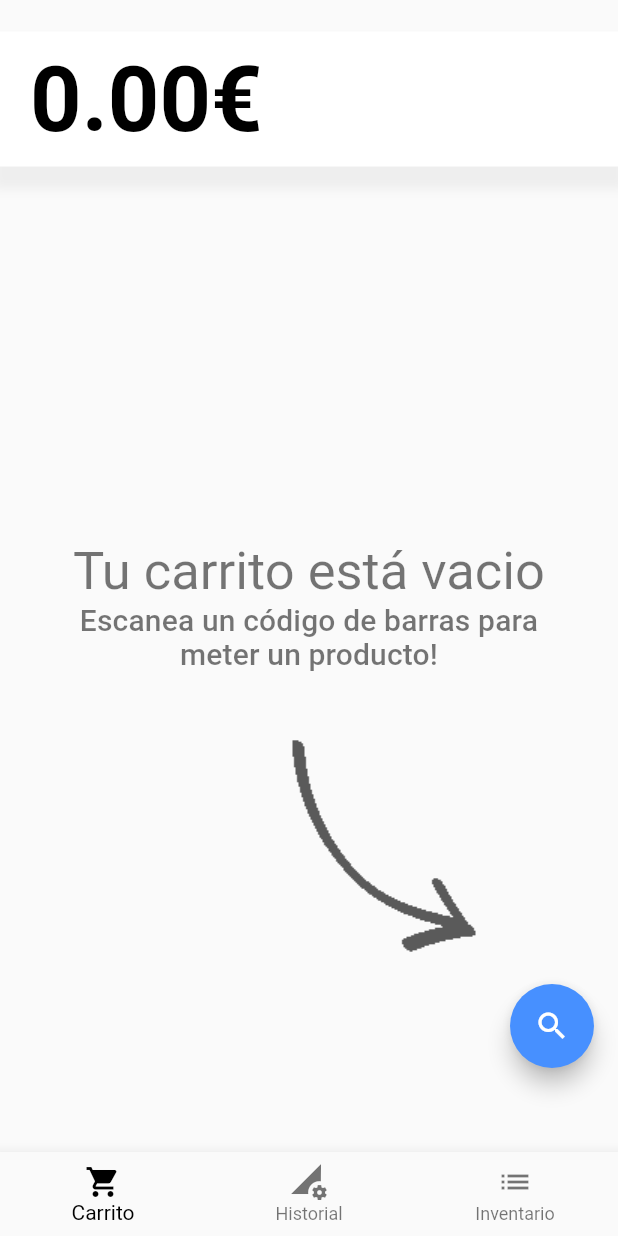
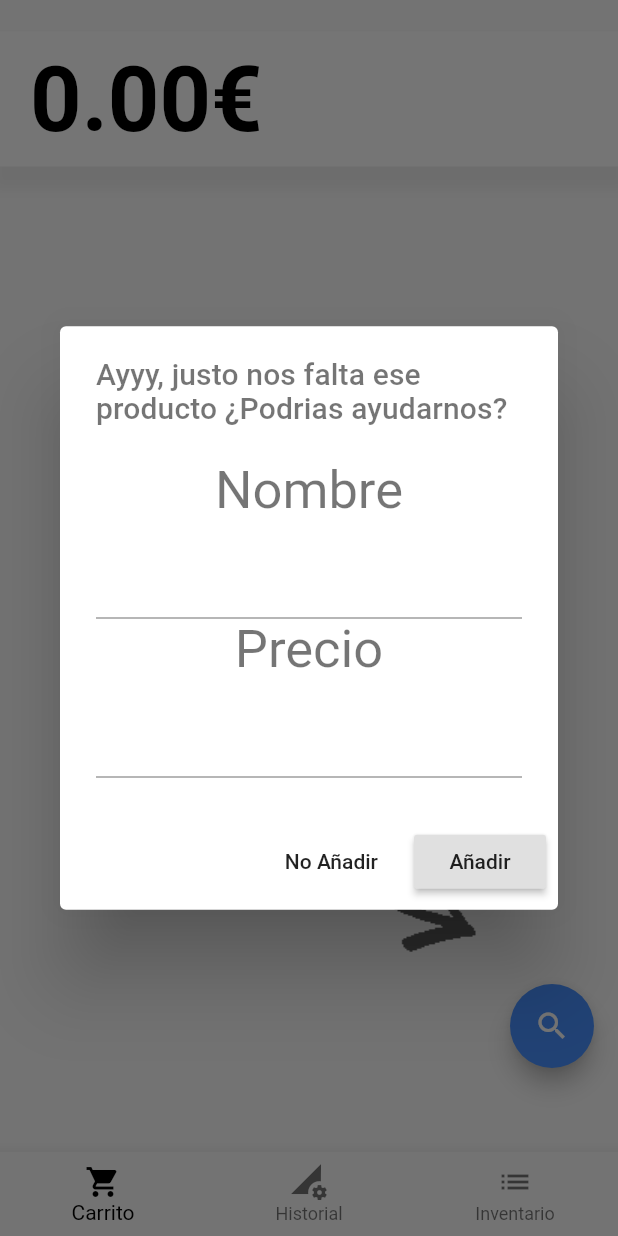
Before and after one commit to SergioMorenoAntequera/MyCashierClient, a Flutter app: the screen it shows after launch, after a tap on the "search" icon, on a phone screen of 412 x 824 dp. Run offline on Flutter 3.47's test engine with Material 2 defaults, Android fonts, the phone set to English and light mode, and no system bars; our stand-ins replace firebase_auth, firebase_core, google_sign_in; missing offline and left inert: qrscan; accounts and stored records are empty.

```diff
--- a/lib/Views/ShoppingCart/ShoppingCart.dart
+++ b/lib/Views/ShoppingCart/ShoppingCart.dart
@@ -91,12 +91,17 @@ class _ShoppingCartState extends State<ShoppingCart> {
 
   // Method to Scan codes
   Future _startScanning() async {
-    String barcode = await scanner.scan();
+    // String barcode = await scanner.scan();
     // String barcode = "8412779230601";
     // String barcode = "111112";
     // String barcode = "deisi";
 
-    var fetchedProduct = await Product.fetchByBarcode(barcode);
+    // var fetchedProduct = await Product.fetchByBarcode(barcode);
+
+    var fetchedProduct = null;
+    // var fetchedProduct =
+    // new Product(barcode: "PRAAA", id: 23, name: "Product name", price: 34);
+    String barcode = "PRAA";
 
     // LOOKING IF WE HAVE THE PRODUCT
     if (fetchedProduct == null) {
--- a/lib/Widgets/Dialogs/AddProductDialog.dart
+++ b/lib/Widgets/Dialogs/AddProductDialog.dart
@@ -21,17 +21,24 @@ class _AddProductDialogState extends State<AddProductDialog> {
   @override
   Widget build(BuildContext context) {
     return new AlertDialog(
-      content: Form(
+      content: SingleChildScrollView(
+        scrollDirection: Axis.vertical,
+        child: Form(
           key: _formKey,
           child: Column(
             mainAxisSize: MainAxisSize.min,
             mainAxisAlignment: MainAxisAlignment.start,
             crossAxisAlignment: CrossAxisAlignment.start,
             children: [
-            // Text("Ayyy, justo nos falta ese producto \n ¿Podrias ayudarnos?"),
+              Text(
+                "Ayyy, justo nos falta ese producto ¿Podrias ayudarnos? \n",
+                textAlign: TextAlign.left,
+                style: Theme.of(context).textTheme.subtitle2,
+              ),
               buildNameFormField(),
               buildPriceFormField(),
             ],
+          ),
         ),
       ),
       actions: [
```
Lines whose indentation alone changed are shown as unchanged.
